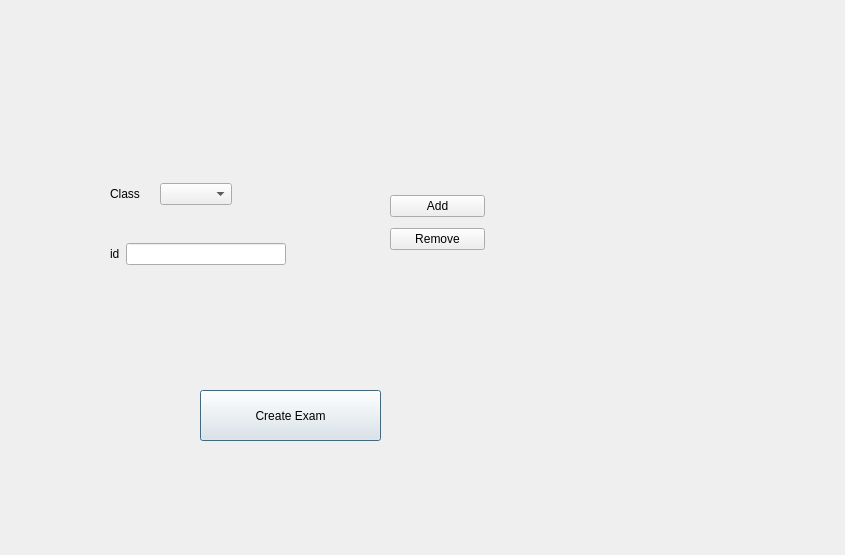
Old version of the form ExamSphereV1/addstudents.ui in the repository BiratBC/ExamSphereV1.
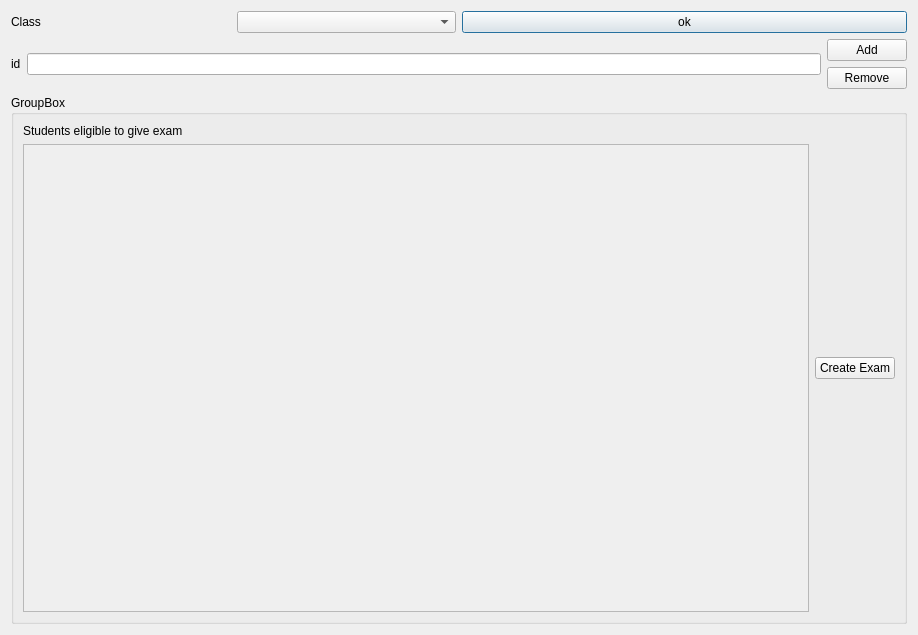
New version of the form.

What changed in the file:
```diff
--- a/ExamSphereV1/addstudents.ui
+++ b/ExamSphereV1/addstudents.ui
@@ -6,35 +6,17 @@
    <rect>
     <x>0</x>
     <y>0</y>
-    <width>845</width>
-    <height>555</height>
+    <width>918</width>
+    <height>635</height>
    </rect>
   </property>
   <property name="windowTitle">
    <string>Dialog</string>
   </property>
-  <widget class="QPushButton" name="pushButton_3">
-   <property name="geometry">
-    <rect>
-     <x>200</x>
-     <y>390</y>
-     <width>181</width>
-     <height>51</height>
-    </rect>
-   </property>
-   <property name="text">
-    <string>Create Exam</string>
-   </property>
-  </widget>
-  <widget class="QWidget" name="">
-   <property name="geometry">
-    <rect>
-     <x>110</x>
-     <y>180</y>
-     <width>122</width>
-     <height>28</height>
-    </rect>
-   </property>
+  <layout class="QVBoxLayout" name="verticalLayout_3">
+   <item>
+    <layout class="QHBoxLayout" name="horizontalLayout_3">
+     <item>
    <layout class="QHBoxLayout" name="horizontalLayout">
     <item>
      <widget class="QLabel" name="label_2">
@@ -47,16 +29,19 @@
      <widget class="QComboBox" name="comboBox"/>
     </item>
    </layout>
-  </widget>
-  <widget class="QWidget" name="">
-   <property name="geometry">
-    <rect>
-     <x>110</x>
-     <y>240</y>
-     <width>176</width>
-     <height>28</height>
-    </rect>
-   </property>
+     </item>
+     <item>
+      <widget class="QPushButton" name="pushButton_4">
+       <property name="text">
+        <string>ok</string>
+       </property>
+      </widget>
+     </item>
+    </layout>
+   </item>
+   <item>
+    <layout class="QHBoxLayout" name="horizontalLayout_4">
+     <item>
    <layout class="QHBoxLayout" name="horizontalLayout_2">
     <item>
      <widget class="QLabel" name="label">
@@ -69,16 +54,8 @@
      <widget class="QLineEdit" name="lineEdit"/>
     </item>
    </layout>
-  </widget>
-  <widget class="QWidget" name="">
-   <property name="geometry">
-    <rect>
-     <x>390</x>
-     <y>190</y>
-     <width>95</width>
-     <height>67</height>
-    </rect>
-   </property>
+     </item>
+     <item>
    <layout class="QVBoxLayout" name="verticalLayout">
     <item>
      <widget class="QPushButton" name="pushButton">
@@ -95,7 +72,58 @@
      </widget>
     </item>
    </layout>
-  </widget>
+     </item>
+    </layout>
+   </item>
+   <item>
+    <widget class="QGroupBox" name="groupBox">
+     <property name="title">
+      <string>GroupBox</string>
+     </property>
+     <layout class="QGridLayout" name="gridLayout">
+      <item row="0" column="0">
+       <layout class="QHBoxLayout" name="horizontalLayout_5">
+        <item>
+         <layout class="QVBoxLayout" name="verticalLayout_2">
+          <item>
+           <widget class="QLabel" name="label_3">
+            <property name="text">
+             <string>Students eligible to give exam</string>
+            </property>
+           </widget>
+          </item>
+          <item>
+           <widget class="QScrollArea" name="scrollArea">
+            <property name="widgetResizable">
+             <bool>true</bool>
+            </property>
+            <widget class="QWidget" name="scrollAreaWidgetContents">
+             <property name="geometry">
+              <rect>
+               <x>0</x>
+               <y>0</y>
+               <width>766</width>
+               <height>422</height>
+              </rect>
+             </property>
+            </widget>
+           </widget>
+          </item>
+         </layout>
+        </item>
+        <item>
+         <widget class="QPushButton" name="pushButton_3">
+          <property name="text">
+           <string>Create Exam</string>
+          </property>
+         </widget>
+        </item>
+       </layout>
+      </item>
+     </layout>
+    </widget>
+   </item>
+  </layout>
  </widget>
  <resources/>
  <connections/>
```
Lines whose indentation alone changed are shown as unchanged.
